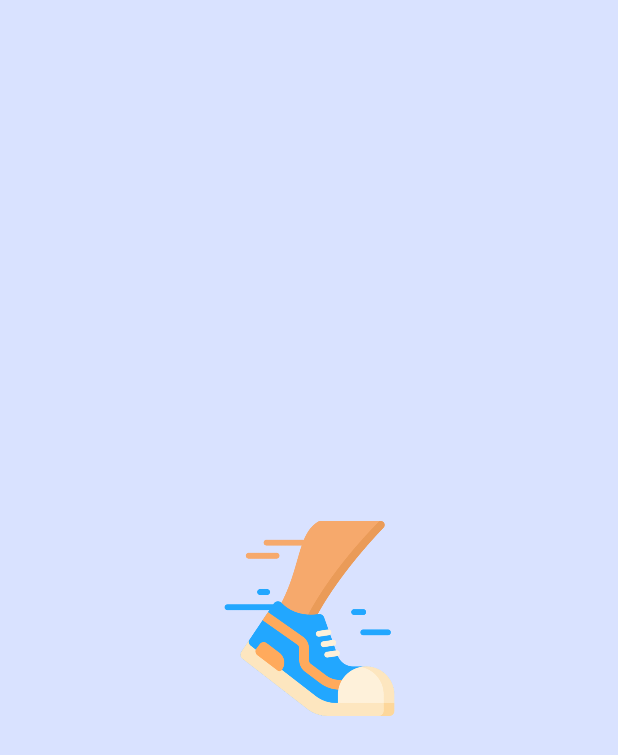
After one commit to OhJunYoung21/Running_App, an Android app built with Jetpack Compose: the introActivity screen opened directly, with no data from a screen before it, on a phone screen of 412 x 824 dp. The commit adds this screen. Shown: the top 755 px of the screen. Run offline under Robolectric (Android 15) with nearby library versions, the phone set to English and light mode, and no system bars; 1 statement that could not run was skipped.

Commit message:
Feedback commit

```diff
--- a/app/src/main/AndroidManifest.xml
+++ b/app/src/main/AndroidManifest.xml
@@ -18,6 +18,7 @@
         android:supportsRtl="true"
         android:theme="@style/Theme.Running_Beta"
         tools:targetApi="31">
+
         <activity
             android:name=".SearchId_Activity"
             android:exported="false"
@@ -39,14 +40,16 @@
             android:exported="true" />
         <activity
             android:name=".MainActivity"
-            android:exported="true"
-            android:theme="@style/Theme.running.Splash">
-            <intent-filter>
-                <action android:name="android.intent.action.MAIN" />
+            android:exported="false"/>
+            <activity android:name=".introActivity"
+                android:exported="true">
+                <intent-filter>
+                    <action android:name="android.intent.action.MAIN" />
 
-                <category android:name="android.intent.category.LAUNCHER" />
-            </intent-filter>
-        </activity>
+                    <category android:name="android.intent.category.LAUNCHER" />
+                </intent-filter>
+
+            </activity>
     </application>
 
 </manifest>
--- a/app/src/main/java/com/test/running_beta/SearchId_Activity.kt
+++ b/app/src/main/java/com/test/running_beta/SearchId_Activity.kt
@@ -32,7 +32,7 @@ class SearchId_Activity : ComponentActivity() {
 @Composable
 fun Greeting(name: String, modifier: Modifier = Modifier) {
     Text(
-        text = "Hello $name!",
+        text = "Hello!",
         modifier = modifier
     )
 }
--- /dev/null
+++ b/app/src/main/java/com/test/running_beta/introActivity.kt
@@ -0,0 +1,25 @@
+package com.test.running_beta
+
+import android.content.Intent
+import androidx.appcompat.app.AppCompatActivity
+import android.os.Bundle
+import android.os.Handler
+
+class introActivity : AppCompatActivity() {
+    override fun onCreate(savedInstanceState: Bundle?) {
+        super.onCreate(savedInstanceState)
+        setContentView(R.layout.activity_intro)
+
+        val handler = Handler()
+
+        handler.postDelayed({
+
+            val intent = Intent(this, MainActivity::class.java)
+            startActivity(intent)
+            finish()
+
+        }, 1000)
+
+
+    }
+}
--- /dev/null
+++ b/app/src/main/res/layout/activity_intro.xml
@@ -0,0 +1,20 @@
+<?xml version="1.0" encoding="utf-8"?>
+<androidx.constraintlayout.widget.ConstraintLayout xmlns:android="http://schemas.android.com/apk/res/android"
+    xmlns:app="http://schemas.android.com/apk/res-auto"
+    xmlns:tools="http://schemas.android.com/tools"
+    android:layout_width="match_parent"
+    android:layout_height="match_parent"
+    android:background="@color/material_dynamic_primary90"
+    tools:context=".introActivity">
+
+
+    <ImageView
+        android:layout_width="130dp"
+        android:layout_height="130dp"
+        app:layout_constraintRight_toRightOf="parent"
+        app:layout_constraintLeft_toLeftOf="parent"
+        app:layout_constraintBottom_toBottomOf="parent"
+        app:layout_constraintTop_toTopOf="parent"
+        android:src = "@drawable/run"/>
+
+</androidx.constraintlayout.widget.ConstraintLayout>
--- a/app/src/main/res/values/themes.xml
+++ b/app/src/main/res/values/themes.xml
@@ -9,12 +9,5 @@
 
     <style name="Theme.Running_Beta" parent="Base.Theme.Running_Beta" />
 
-    <style name="Theme.running.Splash" parent="Theme.SplashScreen">
-        <item name="windowSplashScreenBackground">@color/material_dynamic_primary90</item>
-        <item name="windowSplashScreenAnimatedIcon">@drawable/run</item>
-        <item name="windowSplashScreenAnimationDuration">700</item>
-        <item name="postSplashScreenTheme">@style/Base.Theme.Running_Beta</item>
-    </style>
-
 
 </resources>
```
